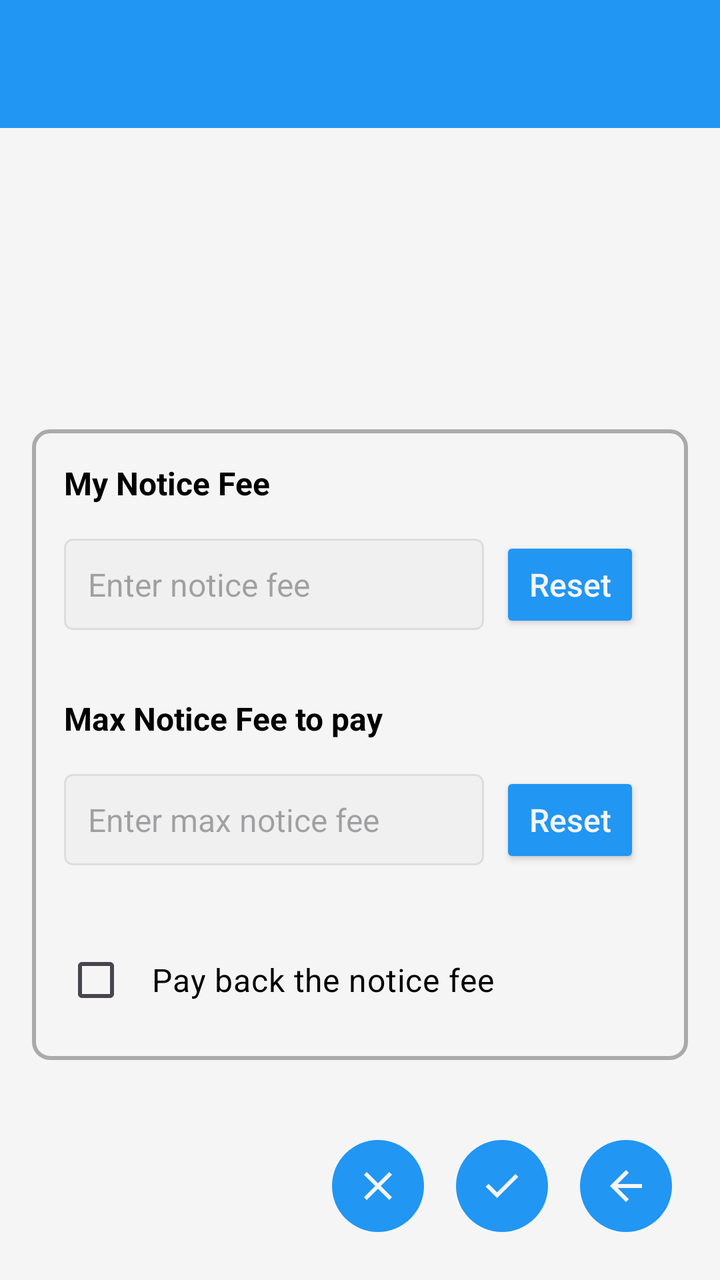
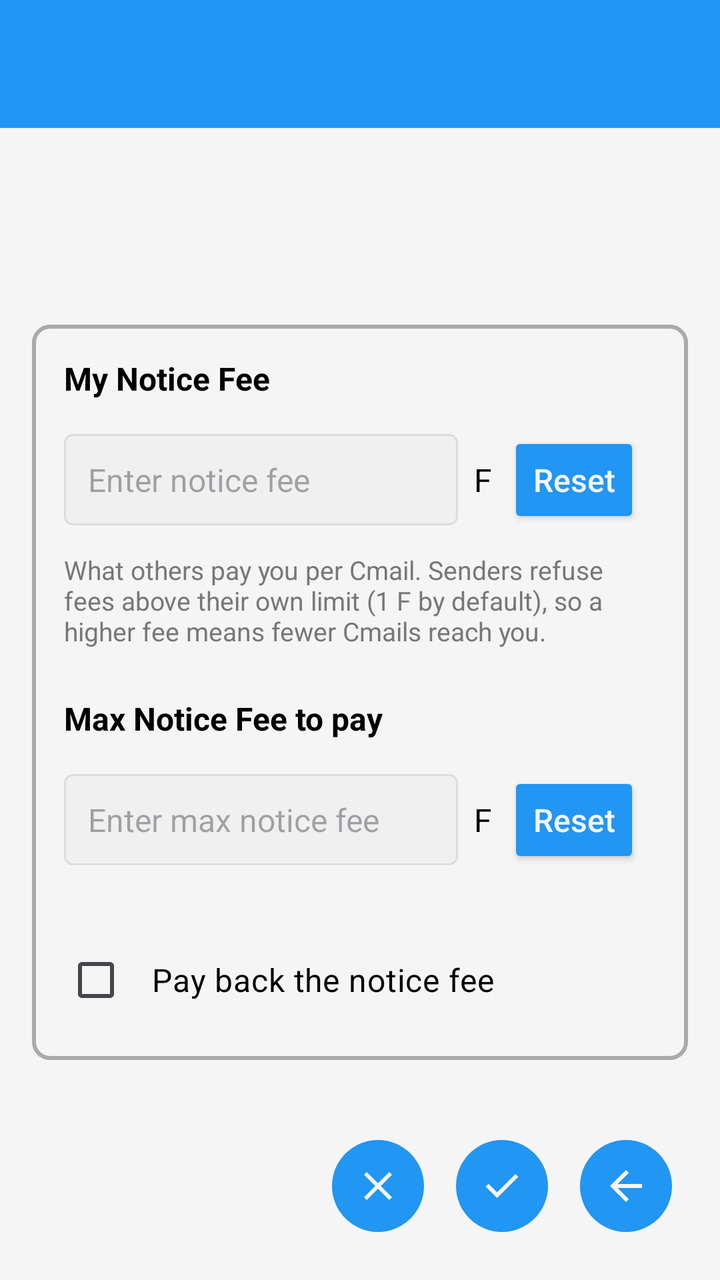

The first picture is an Android layout as it rendered before a commit; the second is the same layout after the commit. The layout source and the unified diff follow.
<!-- AndroidManifest.xml: application theme Theme.Freer -->
<!-- res/layout/activity_set_notice_fee.xml -->
<?xml version="1.0" encoding="utf-8"?>
<LinearLayout xmlns:android="http://schemas.android.com/apk/res/android"
    xmlns:app="http://schemas.android.com/apk/res-auto"
    xmlns:tools="http://schemas.android.com/tools"
    android:layout_width="match_parent"
    android:layout_height="match_parent"
    android:orientation="vertical"
    android:background="@color/main_background">

    
    <include layout="@layout/common_toolbar" />

    <LinearLayout
        android:layout_width="match_parent"
        android:layout_height="0dp"
        android:layout_weight="1"
        android:orientation="vertical"
        android:padding="16dp">

        <TextView
            android:layout_width="match_parent"
            android:layout_height="0dp"
            android:layout_weight="1"
            tools:ignore="NestedWeights" />

        <LinearLayout
            android:layout_width="match_parent"
            android:layout_height="wrap_content"
            android:background="@drawable/container_outline"
            android:padding="16dp"
            android:orientation="vertical">

            
            <TextView
                android:layout_width="wrap_content"
                android:layout_height="wrap_content"
                android:text="@string/my_notice_fee"
                android:textSize="16sp"
                android:textStyle="bold"
                android:textColor="@color/text"
                android:layout_marginBottom="8dp"/>

            <LinearLayout
                android:layout_width="match_parent"
                android:layout_height="wrap_content"
                android:orientation="horizontal"
                android:gravity="center_vertical"
                android:layout_marginBottom="24dp">

                <EditText
                    android:id="@+id/my_notice_fee_edit_text"
                    android:layout_width="0dp"
                    android:layout_height="wrap_content"
                    android:layout_weight="3"
                    android:inputType="numberDecimal"
                    android:enabled="false"
                    android:textColor="@color/text"
                    android:textSize="16sp"
                    android:padding="12dp"
                    android:background="@drawable/bg_result_item"
                    android:hint="@string/enter_notice_fee"/>

                <Button
                    android:id="@+id/my_notice_fee_button"
                    android:layout_width="0dp"
                    android:layout_weight="1"
                    android:layout_height="wrap_content"
                    android:text="@string/reset"
                    style="@style/ButtonStyle"
                    android:layout_marginStart="8dp"/>
            </LinearLayout>

            
            <TextView
                android:layout_width="wrap_content"
                android:layout_height="wrap_content"
                android:text="@string/max_notice_fee_to_pay"
                android:textSize="16sp"
                android:textStyle="bold"
                android:textColor="@color/text"
                android:layout_marginBottom="8dp"/>

            <LinearLayout
                android:layout_width="match_parent"
                android:layout_height="wrap_content"
                android:orientation="horizontal"
                android:gravity="center_vertical"
                android:layout_marginBottom="24dp">

                <EditText
                    android:id="@+id/max_paying_notice_fee_edit_text"
                    android:layout_width="0dp"
                    android:layout_height="wrap_content"
                    android:layout_weight="3"
                    android:inputType="numberDecimal"
                    android:enabled="false"
                    android:textColor="@color/text"
                    android:textSize="16sp"
                    android:padding="12dp"
                    android:background="@drawable/bg_result_item"
                    android:hint="@string/enter_max_notice_fee"/>

                <Button
                    android:id="@+id/max_paying_notice_fee_button"
                    android:layout_width="0dp"
                    android:layout_weight="1"
                    android:layout_height="wrap_content"
                    android:text="@string/reset"
                    style="@style/ButtonStyle"
                    android:layout_marginStart="8dp"/>
            </LinearLayout>

            
            <CheckBox
                android:id="@+id/pay_back_notice_fee_checkbox"
                android:layout_width="match_parent"
                android:layout_height="wrap_content"
                android:text="@string/pay_back_notice_fee"
                android:textSize="16sp"
                android:textColor="@color/text"
                android:padding="12dp"/>

        </LinearLayout>
    </LinearLayout>

    
    <LinearLayout
        android:layout_width="match_parent"
        android:layout_height="wrap_content"
        android:orientation="horizontal"
        android:padding="16dp"
        android:gravity="end">

        <ImageButton
            android:id="@+id/clear_button"
            style="@style/ImageButtonStyle"
            android:src="@drawable/ic_clear"
            android:contentDescription="@string/clear" />
        <ImageButton
            android:id="@+id/ok_button"
            style="@style/ImageButtonStyle"
            android:src="@drawable/ic_tick"
            android:contentDescription="@string/confirm" />
        <ImageButton
            android:id="@+id/back_button"
            style="@style/ImageButtonStyle"
            android:src="@drawable/ic_back"
            android:contentDescription="@string/back" />


    </LinearLayout>

</LinearLayout>
<!-- res/layout/common_toolbar.xml (included above) -->
<?xml version="1.0" encoding="utf-8"?>
<androidx.appcompat.widget.Toolbar xmlns:android="http://schemas.android.com/apk/res/android"
    xmlns:app="http://schemas.android.com/apk/res-auto"
    android:id="@+id/toolbar"
    android:layout_width="match_parent"
    android:layout_height="?attr/actionBarSize"
    android:background="@color/accent"
    android:theme="@style/ThemeOverlay.Freer.Toolbar">

    <LinearLayout
        android:id="@+id/toolbar_fid_container"
        android:layout_width="wrap_content"
        android:layout_height="match_parent"
        android:layout_gravity="end"
        android:orientation="horizontal"
        android:gravity="end|center_vertical"
        android:visibility="gone"
        android:clickable="true"
        android:focusable="true"
        android:paddingStart="8dp"
        android:paddingEnd="16dp"
        android:background="?android:attr/selectableItemBackground">

        <TextView
            android:id="@+id/toolbar_fid_text"
            android:layout_width="130dp"
            android:layout_height="wrap_content"
            android:textColor="@color/main_background"
            android:paddingStart="8dp"
            android:paddingEnd="4dp"
            android:textSize="14sp"
            android:maxLines="1"
            android:gravity="end"
            android:ellipsize="middle" />

        <ImageView
            android:id="@+id/toolbar_avatar"
            android:layout_width="42dp"
            android:layout_height="42dp"
            android:background="@color/accent"
            android:scaleType="centerCrop"
            android:contentDescription="@string/avatar" />

    </LinearLayout>

</androidx.appcompat.widget.Toolbar>
<!-- resources referenced by this layout -->
<resources>
  <color name="accent">#2196F3</color>
  <color name="main_background">#F5F5F5</color>
  <color name="text">#000000</color>
  <!-- drawable bg_result_item (drawable) -->
  <?xml version="1.0" encoding="utf-8"?>
  <shape xmlns:android="http://schemas.android.com/apk/res/android"
      android:shape="rectangle">
      <solid android:color="@color/text_area_background" />
      <stroke android:width="1dp" android:color="@color/stroke" />
      <corners android:radius="4dp" />
  </shape>
  <!-- drawable container_outline (drawable) -->
  <?xml version="1.0" encoding="utf-8"?>
  <shape xmlns:android="http://schemas.android.com/apk/res/android"
      android:shape="rectangle"
      >
      <solid android:color="#00000000" />
      <stroke
          android:width="2dp"
          android:color="@color/container_outline" />
      <corners android:radius="8dp" />
  </shape>
  <!-- drawable ic_back (drawable) -->
  <vector xmlns:android="http://schemas.android.com/apk/res/android"
      android:width="24dp"
      android:height="24dp"
      android:viewportWidth="960"
      android:viewportHeight="960">
    <path
        android:pathData="m313,520 l224,224 -57,56 -320,-320 320,-320 57,56 -224,224h487v80L313,520Z"
        android:fillColor="@color/main_background"/>
  </vector>
  <!-- drawable ic_tick (drawable) -->
  <vector xmlns:android="http://schemas.android.com/apk/res/android"
      android:width="24dp"
      android:height="24dp"
      android:viewportWidth="960"
      android:viewportHeight="960">
    <path
        android:pathData="M382,720 L154,492l57,-57 171,171 367,-367 57,57 -424,424Z"
        android:fillColor="#75FB4C"/>
  </vector>
  <string name="avatar">Avatar</string>
  <string name="back">Back</string>
  <string name="clear">Clear</string>
  <string name="confirm">Confirm</string>
  <string name="enter_max_notice_fee">Enter max notice fee</string>
  <string name="enter_notice_fee">Enter notice fee</string>
  <string name="max_notice_fee_to_pay">Max Notice Fee to pay</string>
  <string name="my_notice_fee">My Notice Fee</string>
  <string name="pay_back_notice_fee">Pay back the notice fee</string>
  <string name="reset">Reset</string>
  <style name="ImageButtonStyle">
          <item name="android:layout_width">46dp</item>
          <item name="android:layout_height">46dp</item>
          <item name="android:layout_margin">8dp</item>
          <item name="android:background">@drawable/bg_round_accent</item>
          <item name="android:tint">@color/main_background</item>
          <item name="android:scaleType">centerInside</item>
          <item name="android:padding">8dp</item>
      </style>
  <style name="ThemeOverlay.Freer.Toolbar" parent="ThemeOverlay.AppCompat.ActionBar">
          <item name="android:textColorPrimary">@color/main_background</item>
          <item name="android:textColorSecondary">@color/main_background</item>
      </style>
  <style name="Theme.Freer" parent="Base.Theme.Freer" />
  <color name="text_area_background">#F0F0F0</color>
  <color name="stroke">#DDDDDD</color>
  <color name="container_outline">#AAAAAA</color>
  <dimen name="button_height">52dp</dimen>
  <!-- drawable bg_round_accent (drawable) -->
  <?xml version="1.0" encoding="utf-8"?>
  <shape xmlns:android="http://schemas.android.com/apk/res/android"
      android:shape="oval">
      <solid android:color="@color/accent" />
  </shape>
  <!-- unchanged entries left out for length: 3 -->
</resources>

<!-- the commit's change to res/layout/activity_set_notice_fee.xml (unified diff, before → after) -->
@@ -45,7 +45,7 @@
                 android:layout_height="wrap_content"
                 android:orientation="horizontal"
                 android:gravity="center_vertical"
-                android:layout_marginBottom="24dp">
+                android:layout_marginBottom="4dp">
 
                 <EditText
                     android:id="@+id/my_notice_fee_edit_text"
@@ -60,6 +60,14 @@
                     android:background="@drawable/bg_result_item"
                     android:hint="@string/enter_notice_fee"/>
 
+                <TextView
+                    android:layout_width="wrap_content"
+                    android:layout_height="wrap_content"
+                    android:text="@string/coin_unit_f"
+                    android:textColor="@color/text"
+                    android:textSize="16sp"
+                    android:layout_marginStart="8dp"/>
+
                 <Button
                     android:id="@+id/my_notice_fee_button"
                     android:layout_width="0dp"
@@ -69,6 +77,14 @@
                     style="@style/ButtonStyle"
                     android:layout_marginStart="8dp"/>
             </LinearLayout>
+
+            <TextView
+                android:layout_width="match_parent"
+                android:layout_height="wrap_content"
+                android:text="@string/my_notice_fee_hint"
+                android:textSize="13sp"
+                android:textColor="@color/hint"
+                android:layout_marginBottom="24dp"/>
 
             
             <TextView
@@ -99,6 +115,14 @@
                     android:padding="12dp"
                     android:background="@drawable/bg_result_item"
                     android:hint="@string/enter_max_notice_fee"/>
+
+                <TextView
+                    android:layout_width="wrap_content"
+                    android:layout_height="wrap_content"
+                    android:text="@string/coin_unit_f"
+                    android:textColor="@color/text"
+                    android:textSize="16sp"
+                    android:layout_marginStart="8dp"/>
 
                 <Button
                     android:id="@+id/max_paying_notice_fee_button"
<!-- resource entries referenced after the edit -->
@@ -1,6 +1,7 @@
 <!-- resources referenced by this layout -->
 <resources>
   <color name="accent">#2196F3</color>
+  <color name="hint">#777777</color>
   <color name="main_background">#F5F5F5</color>
   <color name="text">#000000</color>
   <!-- drawable bg_result_item (drawable) -->
@@ -45,11 +46,13 @@
   <string name="avatar">Avatar</string>
   <string name="back">Back</string>
   <string name="clear">Clear</string>
+  <string name="coin_unit_f" translatable="false">F</string>
   <string name="confirm">Confirm</string>
   <string name="enter_max_notice_fee">Enter max notice fee</string>
   <string name="enter_notice_fee">Enter notice fee</string>
   <string name="max_notice_fee_to_pay">Max Notice Fee to pay</string>
   <string name="my_notice_fee">My Notice Fee</string>
+  <string name="my_notice_fee_hint">What others pay you per Cmail. Senders refuse fees above their own limit (1 F by default), so a higher fee means fewer Cmails reach you.</string>
   <string name="pay_back_notice_fee">Pay back the notice fee</string>
   <string name="reset">Reset</string>
   <style name="ImageButtonStyle">
